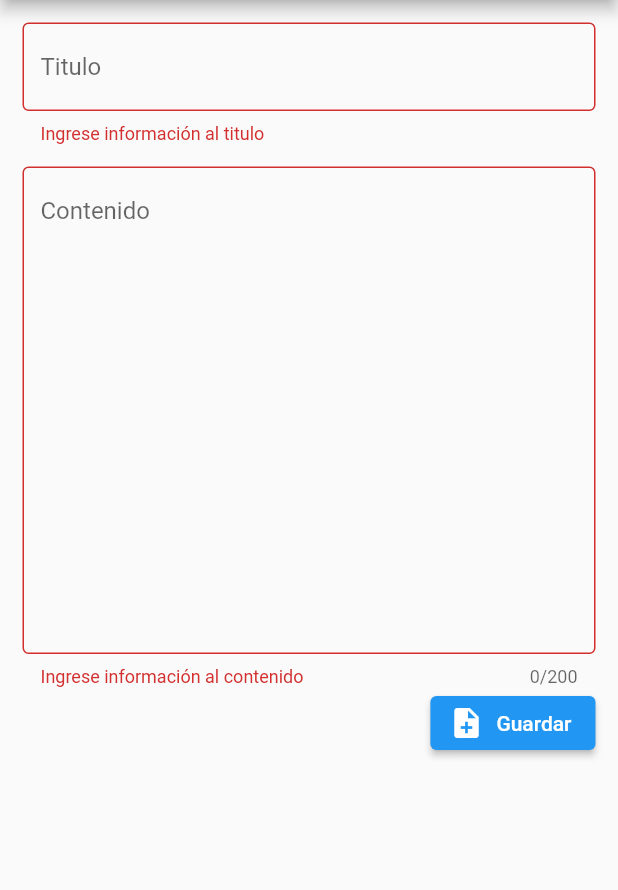
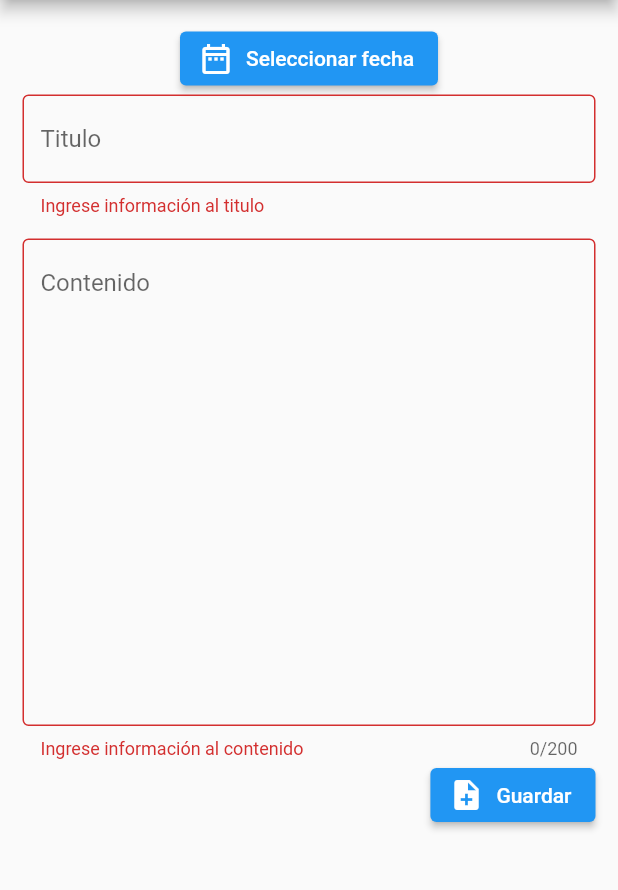
Before and after one commit to Mazt300/Notas_Flutter, a Flutter app: the screen it shows after launch, tab 3 chosen, after a tap on "Guardar", on a phone screen of 412 x 824 dp, the part 195-1085 px from its top. Run offline on Flutter 3.47's test engine with Material 2 defaults, Android fonts, the phone set to English and light mode, and no system bars; our stand-ins replace sqflite; accounts and stored records are empty.

Commit message:
Modificacion
Cambios en Gestion de nota

```diff
--- a/notas_flutter/lib/pages/gestionnota.dart
+++ b/notas_flutter/lib/pages/gestionnota.dart
@@ -4,7 +4,155 @@ import 'package:notas_flutter/data/basedatos.dart';
 import 'package:notas_flutter/modelo/note.dart';
 import 'package:notas_flutter/pages/listanotausuario.dart';
 
-class GestionarNota extends StatelessWidget {
+class GestionarNota extends StatefulWidget {
+  const GestionarNota({Key? key}) : super(key: key);
+
+  @override
+  State<GestionarNota> createState() => GestionarNotaState();
+}
+
+class GestionarNotaState extends State<GestionarNota> {
+  final _formkey = GlobalKey<FormState>();
+  static final titulo = TextEditingController();
+  static final contenido = TextEditingController();
+
+  static Note noteactualizar = Note.empty();
+  static bool edicion = false;
+  DateTime? _fechaSeleccionada;
+
+  static void validarNota(Note note) {
+    noteactualizar = note;
+    if (note.id != null) {
+      titulo.text = noteactualizar.titulo;
+      contenido.text = noteactualizar.contenido;
+      edicion = true;
+    } else {
+      limpiar();
+    }
+  }
+
+  static void limpiar() {
+    titulo.text = "";
+    contenido.text = "";
+    edicion = false;
+  }
+
+  void _cargarDatePicker() {
+    showDatePicker(
+            context: context,
+            initialDate: DateTime.now(),
+            firstDate: DateTime(2020),
+            lastDate: DateTime.now())
+        .then((fechaseleccionada) {
+      if (fechaseleccionada == null) {
+        _fechaSeleccionada = DateTime.now();
+      }
+      setState(() {
+        _fechaSeleccionada = fechaseleccionada;
+      });
+    });
+  }
+
+  @override
+  Widget build(BuildContext context) {
+    return Padding(
+      padding: const EdgeInsets.all(15),
+      child: Form(
+          key: _formkey,
+          child: Column(children: [
+            Column(
+              mainAxisAlignment: MainAxisAlignment.end,
+              children: [
+                ElevatedButton.icon(
+                    onPressed: _cargarDatePicker,
+                    icon: const Icon(Icons.date_range_outlined),
+                    label: const Text('Seleccionar fecha'))
+              ],
+            ),
+            TextFormField(
+              controller: titulo,
+              validator: (value) {
+                if (value == null || value.isEmpty) {
+                  return "Ingrese información al titulo";
+                }
+                return null;
+              },
+              decoration: const InputDecoration(
+                  hintText: "Titulo", border: OutlineInputBorder()),
+            ),
+            const SizedBox(
+              height: 15,
+            ),
+            TextFormField(
+              controller: contenido,
+              validator: (value) {
+                if (value == null || value.isEmpty) {
+                  return "Ingrese información al contenido";
+                }
+                return null;
+              },
+              maxLines: 15,
+              maxLength: 200,
+              decoration: const InputDecoration(
+                  hintText: "Contenido", border: OutlineInputBorder()),
+            ),
+            Row(
+              mainAxisAlignment: MainAxisAlignment.end,
+              children: [
+                ElevatedButton.icon(
+                    onPressed: () async {
+                      if (_formkey.currentState!.validate()) {
+                        if (noteactualizar.id == null) {
+                          Note nota = Note(
+                              titulo: titulo.text,
+                              contenido: contenido.text,
+                              fecha: _fechaSeleccionada != null
+                                  ? DateFormat.yMd().format(_fechaSeleccionada!)
+                                  : DateFormat.yMd().format(DateTime.now()),
+                              estado: 1);
+                          int result = await BaseDato.insert(nota);
+                          if (result > 0) {
+                            ScaffoldMessenger.of(context).showSnackBar(
+                                const SnackBar(
+                                    content: Text('Guardado con exito')));
+                          } else {
+                            ScaffoldMessenger.of(context).showSnackBar(
+                                const SnackBar(
+                                    content: Text('Error al guardar')));
+                          }
+                          limpiar();
+                          MenuState.tabController.animateTo(0);
+                        } else {
+                          noteactualizar.titulo = titulo.text;
+                          noteactualizar.contenido = contenido.text;
+                          int result = await BaseDato.update(noteactualizar);
+                          if (result > 0) {
+                            ScaffoldMessenger.of(context).showSnackBar(
+                                const SnackBar(
+                                    content: Text('Editado correctamente')));
+                          } else {
+                            ScaffoldMessenger.of(context).showSnackBar(
+                                const SnackBar(
+                                    content: Text('Error al editar')));
+                          }
+                          MenuState.tabController.animateTo(0);
+                        }
+                      }
+                    },
+                    icon: edicion == false
+                        ? const Icon(Icons.note_add)
+                        : const Icon(Icons.note_alt),
+                    label: edicion == false
+                        ? const Text('Guardar')
+                        : const Text('Editar')),
+              ],
+            )
+          ])),
+    );
+  }
+}
+
+/*class GestionarNota extends StatelessWidget {
   GestionarNota({Key? key}) : super(key: key);
 
   final _formkey = GlobalKey<FormState>();
@@ -123,4 +271,4 @@ class GestionarNota extends StatelessWidget {
           ])),
     );
   }
-}
+}*/
--- a/notas_flutter/lib/pages/listanotausuario.dart
+++ b/notas_flutter/lib/pages/listanotausuario.dart
@@ -17,7 +17,7 @@ class MenuState extends State<Menu> with SingleTickerProviderStateMixin {
     tabController = TabController(length: 3, vsync: this);
     tabController.addListener(() {
       if (tabController.index != 2) {
-        GestionarNota.validarNota(Note.empty());
+        GestionarNotaState.validarNota(Note.empty());
       }
     });
     super.initState();
--- a/notas_flutter/lib/pages/notasgeneral.dart
+++ b/notas_flutter/lib/pages/notasgeneral.dart
@@ -1,5 +1,3 @@
-import 'dart:async';
-
 import 'package:flutter/material.dart';
 import 'package:notas_flutter/data/basedatos.dart';
 import 'package:notas_flutter/modelo/note.dart';
@@ -158,7 +156,7 @@ class _ListaGeneralState extends State<ListaGeneral> {
               children: [
                 ElevatedButton.icon(
                     onPressed: () {
-                      GestionarNota.validarNota(nota);
+                      GestionarNotaState.validarNota(nota);
                       MenuState.tabController.animateTo(2);
                     },
                     icon: const Icon(Icons.edit_calendar_outlined),
```
